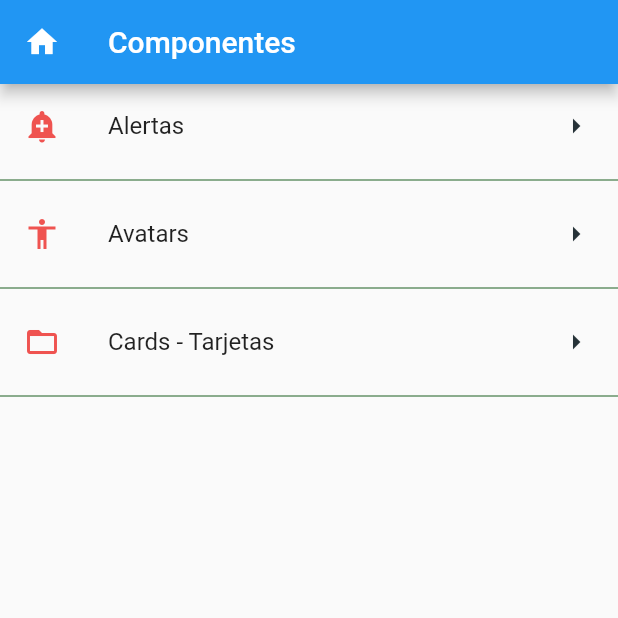
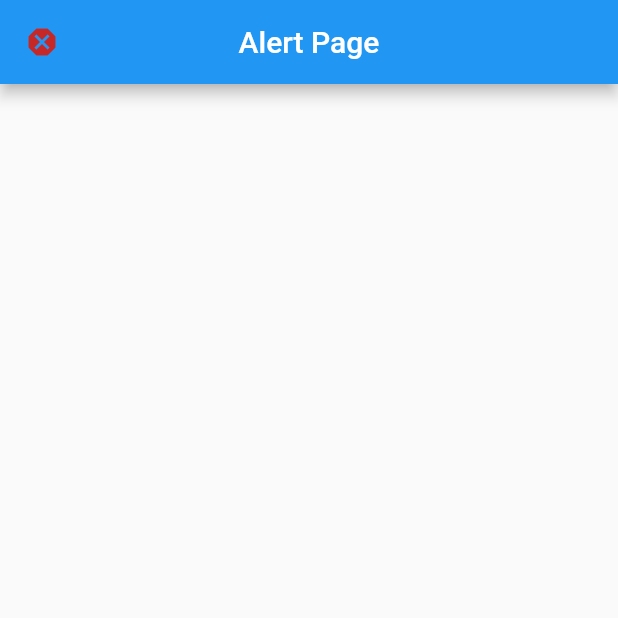
Before and after one commit to OscarLarios7a/FlutterComponents, a Flutter app: the screen it shows after launch, after a tap on "Alertas", on a phone screen of 412 x 824 dp, the top half of it. Run offline on Flutter 3.47's test engine with Material 2 defaults, Android fonts, the phone set to English and light mode, and no system bars.

Commit message:
Cargando los nuevos archivos del proyecto

```diff
--- /dev/null
+++ b/lib/src/pages/alert_page.dart
@@ -0,0 +1,19 @@
+import 'package:flutter/material.dart';
+
+class AlertPage extends StatelessWidget {
+  const AlertPage({Key? key}) : super(key: key);
+
+  @override
+  Widget build(BuildContext context) {
+    return Scaffold(
+      appBar: AppBar(
+        leading: Icon(
+          Icons.dangerous,
+          color: Colors.red.shade800,
+        ),
+        centerTitle: true,
+        title: Text('Alert Page'),
+      ),
+    );
+  }
+}
--- a/lib/src/pages/home_page.dart
+++ b/lib/src/pages/home_page.dart
@@ -1,7 +1,8 @@
-
 import 'package:flutter/material.dart';
 import 'package:componentes/src/pages/providers/menu_provider.dart';
 import 'package:componentes/src/utils/icons_string_util.dart';
+
+import 'alert_page.dart';
 
 class HomePage extends StatelessWidget {
   const HomePage({Key? key}) : super(key: key);
@@ -25,8 +26,8 @@ class HomePage extends StatelessWidget {
       builder: (context, AsyncSnapshot<List<dynamic>?> snapshot) {
         if (snapshot.hasData) {
           return ListView(
-            children: _listaItems(
-                snapshot.data), //se agrega el ! para la cuestion de Null Safety
+            children: _listaItems(snapshot.data,
+                context), //se agrega el ! para la cuestion de Null Safety
           );
         }
         return const SizedBox();
@@ -34,7 +35,7 @@ class HomePage extends StatelessWidget {
     );
   }
 
-  List<Widget> _listaItems(List<dynamic>? data) {
+  List<Widget> _listaItems(List<dynamic>? data, BuildContext context) {
     final List<Widget> opciones = [];
 
     //for (var element in data!) {
@@ -46,7 +47,13 @@ class HomePage extends StatelessWidget {
           Icons.arrow_right,
           color: Colors.blueGrey.shade900,
         ),
-        onTap: () {},
+        onTap: () {
+          //? Creando una variable que contenga la ruta de navegacion
+          final route =
+              MaterialPageRoute(builder: (context) => const AlertPage());
+
+          Navigator.push(context, route);
+        },
       );
       opciones
         ..add(widgetTemp)
```
Also changed, not shown: lib/src/pages/avatar_page.dart (added, +16 -0 lines).
